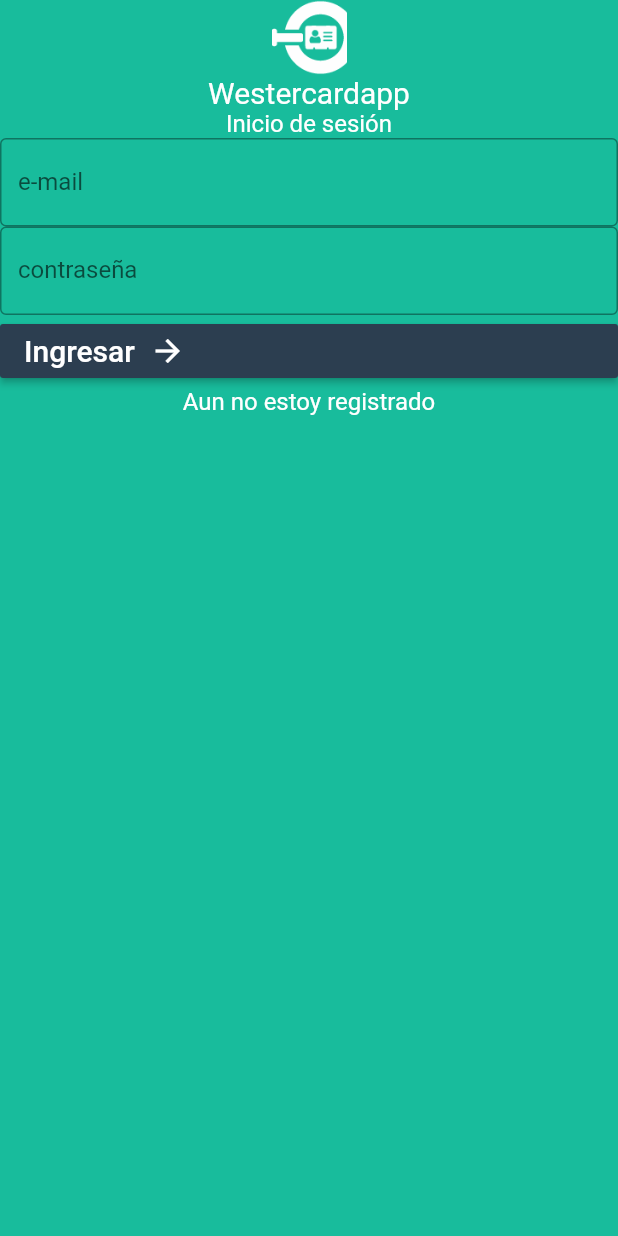
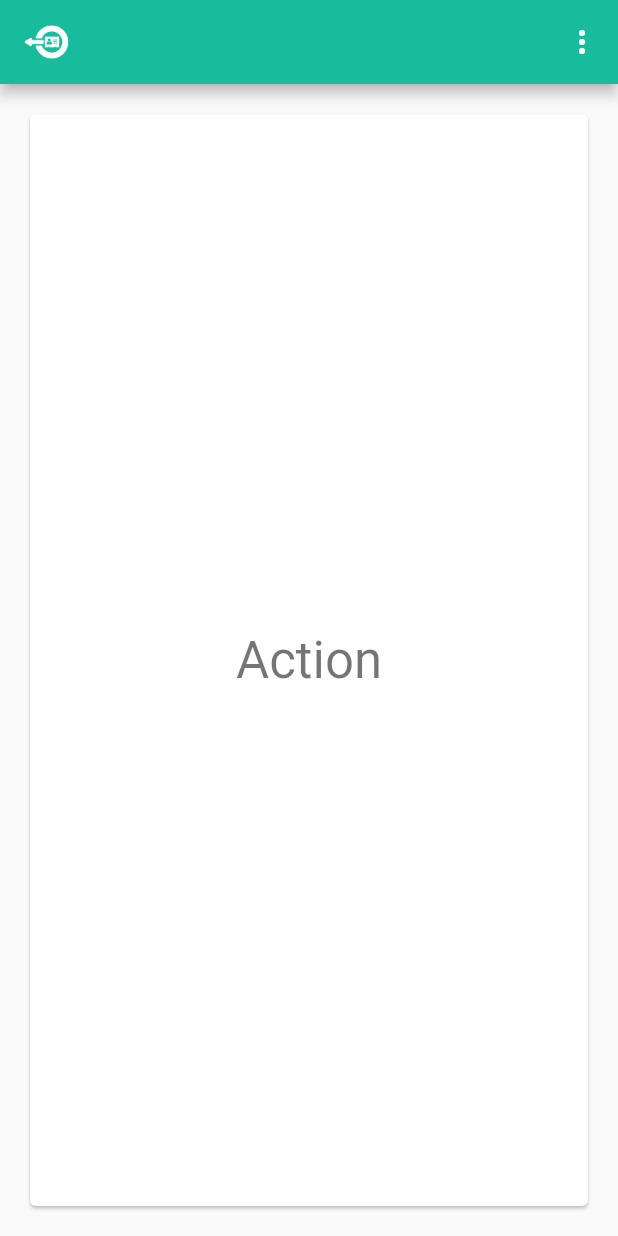
Before and after one commit to edcalderin/westcardapp, a Flutter app: the screen it shows after launch, after a tap on "Ingresar", on a phone screen of 412 x 824 dp. Run offline on Flutter 3.47's test engine with Material 2 defaults, Android fonts, the phone set to English and light mode, and no system bars; missing offline and left inert: beauty_textfield.

Commit message:
homescreen y navbar

```diff
--- a/lib/main.dart
+++ b/lib/main.dart
@@ -1,6 +1,7 @@
 import 'package:flutter/material.dart';
 import 'package:westcardapp/routes/const_routes.dart';
 import 'package:westcardapp/routes/index.dart';
+import 'package:westcardapp/views/components/navBar.dart';
 
 void main() => runApp(MyApp());
 
@@ -11,9 +12,10 @@ class MyApp extends StatelessWidget {
     return MaterialApp(
         title: '',
         theme: ThemeData(
-          primarySwatch: Colors.blue,
+        primarySwatch: Colors.blue,
         ),
         onGenerateRoute: Router.generateRoutes,
         initialRoute: loginRoute);
+
   }
 }
--- a/lib/routes/const_routes.dart
+++ b/lib/routes/const_routes.dart
@@ -1,2 +1,2 @@
-const String homeRoute = 'home';
+const String homeScreenRoute = 'home';
 const String loginRoute ='login';
--- a/lib/routes/index.dart
+++ b/lib/routes/index.dart
@@ -1,6 +1,7 @@
 
 import 'package:flutter/material.dart';
-import 'package:westcardapp/views/screens/login/loginScreen.dart';
+import 'package:westcardapp/views/screens/homeScreen.dart';
+import 'package:westcardapp/views/screens/loginScreen.dart';
 import 'const_routes.dart';
 
 class Router {
@@ -9,9 +10,9 @@ class Router {
     switch (routeSettings.name) {
             case loginRoute:
         return MaterialPageRoute(builder: (_) => loginScreen());
-      // case carouselRoute:
-      //   return MaterialPageRoute(builder: (_) => CarouselScreen(arguments));
-      //   break;
+      case homeScreenRoute:
+        return MaterialPageRoute(builder: (_) => HomeScreen());
+        break;
       default:
         return MaterialPageRoute(
             builder: (_) =>
--- /dev/null
+++ b/lib/views/components/navBar.dart
@@ -0,0 +1,97 @@
+import 'package:flutter/material.dart';
+
+// This app is a stateful, it tracks the user's current choice.
+class Navbar extends StatefulWidget {
+  @override
+  _NavbarState createState() => _NavbarState();
+}
+
+class _NavbarState extends State<Navbar> {
+  Choice _selectedChoice = choices[0];
+
+  void _select(Choice choice) {
+    // Causes the app to rebuild with the new _selectedChoice.
+    setState(() {
+      _selectedChoice = choice;
+    });
+  }
+
+  @override
+  Widget build(BuildContext context) {
+    return MaterialApp(
+      home: Scaffold(
+        appBar: AppBar(
+          backgroundColor: Color.fromARGB(255, 24, 188, 156),
+          title: Container(
+            height: 30,
+            width: 30,
+            decoration: BoxDecoration(
+              image: DecorationImage(
+                  image: ExactAssetImage('lib/assets/main-icon.png'),
+                  fit: BoxFit.fitWidth),
+            ),
+          ),
+          actions: <Widget>[
+            // overflow menu
+            PopupMenuButton<Choice>(
+              onSelected: _select,
+              itemBuilder: (BuildContext context) {
+                return choices.skip(0).map((Choice choice) {
+                  return PopupMenuItem<Choice>(
+                    value: choice,
+                    child: Text(choice.title,),
+                  );
+                }).toList();
+              },
+            ),
+          ],
+        ),
+        body: Padding(
+          padding: const EdgeInsets.all(16.0),
+          child: ChoiceCard(choice: _selectedChoice),
+        ),
+      ),
+    );
+  }
+}
+
+class Choice {
+  const Choice({this.title, this.icon});
+
+  final String title;
+  final IconData icon;
+}
+
+const List<Choice> choices = const <Choice>[
+  const Choice(title: 'Action'),
+  const Choice(title: 'Another action'),
+  const Choice(title: 'something else here'),
+  const Choice( title: 'Salir'),//icon: Icons.arrow_left,
+];
+
+class ChoiceCard extends StatelessWidget {
+  const ChoiceCard({Key key, this.choice}) : super(key: key);
+
+  final Choice choice;
+
+  @override
+  Widget build(BuildContext context) {
+    final TextStyle textStyle = Theme.of(context).textTheme.display1;
+    return Card(
+      color: Colors.white,
+      child: Center(
+        child: Column(
+          mainAxisSize: MainAxisSize.min,
+          crossAxisAlignment: CrossAxisAlignment.center,
+          children: <Widget>[
+            Text(choice.title, style: textStyle),
+          ],
+        ),
+      ),
+    );
+  }
+}
+
+void main() {
+  runApp(Navbar());
+}
--- /dev/null
+++ b/lib/views/screens/homeScreen.dart
@@ -0,0 +1,19 @@
+import 'package:flutter/material.dart';
+import 'package:westcardapp/views/components/navBar.dart';
+
+class HomeScreen extends StatefulWidget {
+  HomeScreen({Key key}) : super(key: key);
+
+  @override
+  _HomeScreenState createState() => _HomeScreenState();
+}
+
+class _HomeScreenState extends State<HomeScreen> {
+  @override
+  Widget build(BuildContext context) {
+    return Scaffold(
+      body: Container(child: Navbar()),
+
+    );
+  }
+}
--- a/lib/views/screens/login/loginScreen.dart
+++ /dev/null
@@ -1,87 +0,0 @@
-import 'package:flutter/material.dart';
-import 'package:flutter/src/rendering/box.dart';
-
-class loginScreen extends StatefulWidget {
-  loginScreen({Key key}) : super(key: key);
-
-  @override
-  _loginScreenState createState() => _loginScreenState();
-}
-
-class _loginScreenState extends State<loginScreen> {
-  @override
-  Widget build(BuildContext context) {
-    return Material(
-      child: Container(
-        color: Color.fromARGB(255, 24, 188, 156),
-        width: MediaQuery.of(context).size.width,
-        height: MediaQuery.of(context).size.height,
-        child: Center(
-          child: Column(
-            children: <Widget>[
-              Container(
-                height: 50,
-                width: 50,
-                decoration: BoxDecoration(
-                  image: DecorationImage(
-                      image: ExactAssetImage('lib/assets/main-icon.png'),
-                      fit: BoxFit.cover),
-                ),
-              ),
-              Container(
-                child: Text('Westercardapp',
-                    style: TextStyle(color: Colors.white, fontSize: 20.0)),
-              ),
-              Container(
-                child: Text(
-                  'Inicio de sesión',
-                  style: TextStyle(color: Colors.white, fontSize: 16.0),
-                ),
-              ),
-              Container(
-                child: TextField(
-                  //obscureText: true,
-                  decoration: InputDecoration(
-                    border: OutlineInputBorder(),
-                    labelText: 'e-mail',
-                  ),
-                ),
-              ),
-              Container(
-                child: TextField(
-                  obscureText: true,
-                  decoration: InputDecoration(
-                    border: OutlineInputBorder(),
-                    labelText: 'contraseña',
-
-                  ),
-                ),
-              ),
-              Container(
-                child: RaisedButton(
-                  color: Color.fromARGB(255, 44, 62, 80),
-                  onPressed: () {},
-                  child: Row(
-                    children: <Widget>[
-                      Text('Ingresar',
-                          style:
-                              TextStyle(fontSize: 20.0, color: Colors.white)),
-                      SizedBox(
-                        width: 10,
-                      ),
-                      Icon(Icons.arrow_forward, color: Colors.white)
-                    ],
-                  ),
-                ),
-              ),
-              InkWell(
-                child: Text('Aun no estoy registrado',
-                    style: TextStyle(color: Colors.white, fontSize: 16.0)),
-              ),
-            ],
-          ),
-        ),
-      ),
-    );
-  }
-}
--- /dev/null
+++ b/lib/views/screens/loginScreen.dart
@@ -0,0 +1,128 @@
+import 'package:flutter/material.dart';
+import 'package:westcardapp/routes/const_routes.dart';
+import 'package:beauty_textfield/beauty_textfield.dart';
+
+class loginScreen extends StatefulWidget {
+  loginScreen({Key key}) : super(key: key);
+
+  @override
+  _loginScreenState createState() => _loginScreenState();
+}
+
+class _loginScreenState extends State<loginScreen> {
+  @override
+  Widget build(BuildContext context) {
+    return Material(
+      child: Container(
+        color: Color.fromARGB(255, 24, 188, 156),
+        width: MediaQuery.of(context).size.width,
+        height: MediaQuery.of(context).size.height,
+        child: Center(
+          child: Column(
+            mainAxisAlignment: MainAxisAlignment.center,
+            children: <Widget>[
+              Container(
+                margin: EdgeInsets.only(top:10, bottom:5),
+                height: 80,
+                width: 100,
+                decoration: BoxDecoration(
+                  image: DecorationImage(
+                      image: ExactAssetImage('lib/assets/main-icon.png'),
+                      fit: BoxFit.fitWidth),
+                ),
+              ),
+              Container(
+                  margin: EdgeInsets.only(top:5, bottom:5),
+                child: Text('Westercardapp',
+                    style: TextStyle(
+                        color: Colors.white,
+                        fontSize: 25.0,
+                        fontWeight: FontWeight.w500)),
+              ),
+              Container(
+                  margin: EdgeInsets.only(top:0, bottom:10),
+                child: Text(
+                  'Inicio de sesión',
+                  style: TextStyle(color: Colors.white, fontSize: 16.0),
+                ),
+              ),
+              Container(
+                  margin: EdgeInsets.only(top:10, bottom:0),
+                child: BeautyTextfield(
+                  width: MediaQuery.of(context).size.width *0.95,
+                  height: 50,
+                  cornerRadius: BorderRadius.circular(5),
+                  duration: Duration(milliseconds: 300),
+                  inputType: TextInputType.text,
+                  prefixIcon: Icon(Icons.assignment_ind, color: Colors.black),
+                  placeholder: 'e-mail',
+                  textColor: Colors.grey,
+                  onTap: () {
+                    print('Click');
+                  },
+                  onChanged: (text) {
+                    print(text);
+                  },
+                  onSubmitted: (data) {
+                    print(data.length);
+                  },
+                ),
+              ),
+              Container(
+                  margin: EdgeInsets.only(top:0, bottom:10),
+                child: BeautyTextfield(
+                  width: MediaQuery.of(context).size.width *0.95,
+                  height: 50,
+                  cornerRadius: BorderRadius.circular(5),
+                  duration: Duration(milliseconds: 300),
+                  inputType: TextInputType.text,
+                  prefixIcon: Icon(Icons.lock_outline, color: Colors.grey),
+                  suffixIcon: Icon(Icons.remove_red_eye, color: Colors.grey),
+                  placeholder: 'Contraseña',
+                  textColor: Colors.grey,
+                  onTap: () {
+                    print('Click');
+                  },
+                  onChanged: (text) {
+                    print(text);
+                  },
+                  onSubmitted: (data) {
+                    print(data.length);
+                  },
+                ),
+              ),
+              Container(
+                margin: EdgeInsets.only(top:0, bottom:10),
+                height: 55,
+                width: MediaQuery.of(context).size.width *0.95,
+                child: RaisedButton(
+                  color: Color.fromARGB(255, 44, 62, 80),
+                  shape:RoundedRectangleBorder(borderRadius: BorderRadius.circular(5)),
+                  onPressed: () {
+                    Navigator.pushNamed(context, homeScreenRoute);
+                  },
+                  child: Row(
+                    mainAxisAlignment: MainAxisAlignment.center,
+                    children: <Widget>[
+                      Text('Ingresar',
+                          style:
+                              TextStyle(fontSize: 20.0, color: Colors.white)),
+                      SizedBox(
+                        width: 10,
+                      ),
+                      Icon(Icons.arrow_forward, color: Colors.white)
+                    ],
+                  ),
+                ),
+              ),
+              InkWell(
+                child: Text('Aun no estoy registrado',
+                    style: TextStyle(color: Colors.white, fontSize: 16.0)),
+              ),
+            ],
+          ),
+        ),
+      ),
+    );
+  }
+}
--- /dev/null
+++ b/lib/views/screens/userRegisterScreen.dart
@@ -0,0 +1,16 @@
+import 'package:flutter/material.dart';
+class UserRegisterScreen extends StatefulWidget {
+  UserRegisterScreen({Key key}) : super(key: key);
+
+  @override
+  _UserRegisterScreenState createState() => _UserRegisterScreenState();
+}
+
+class _UserRegisterScreenState extends State<UserRegisterScreen> {
+  @override
+  Widget build(BuildContext context) {
+    return Container(
+
+    );
+  }
+}
--- a/pubspec.yaml
+++ b/pubspec.yaml
@@ -23,6 +23,7 @@ dependencies:
   # The following adds the Cupertino Icons font to your application.
   # Use with the CupertinoIcons class for iOS style icons.
   cupertino_icons: ^0.1.2
+  beauty_textfield: ^0.0.1
 
 dev_dependencies:
   flutter_test:
```
Also changed, not shown: pubspec.lock.
